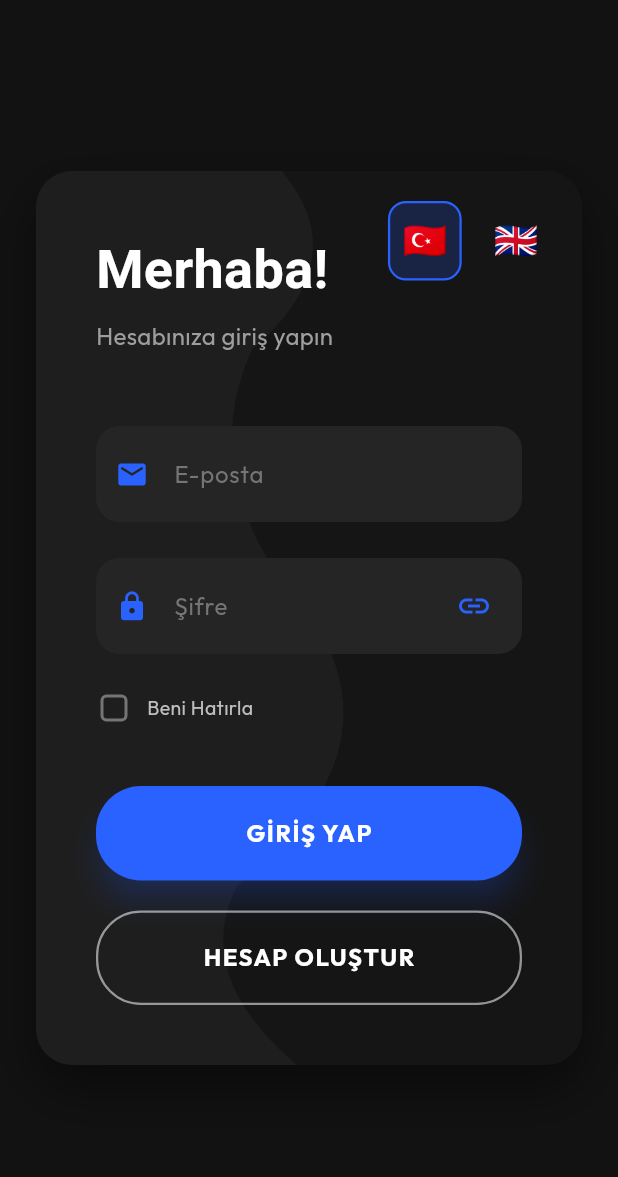
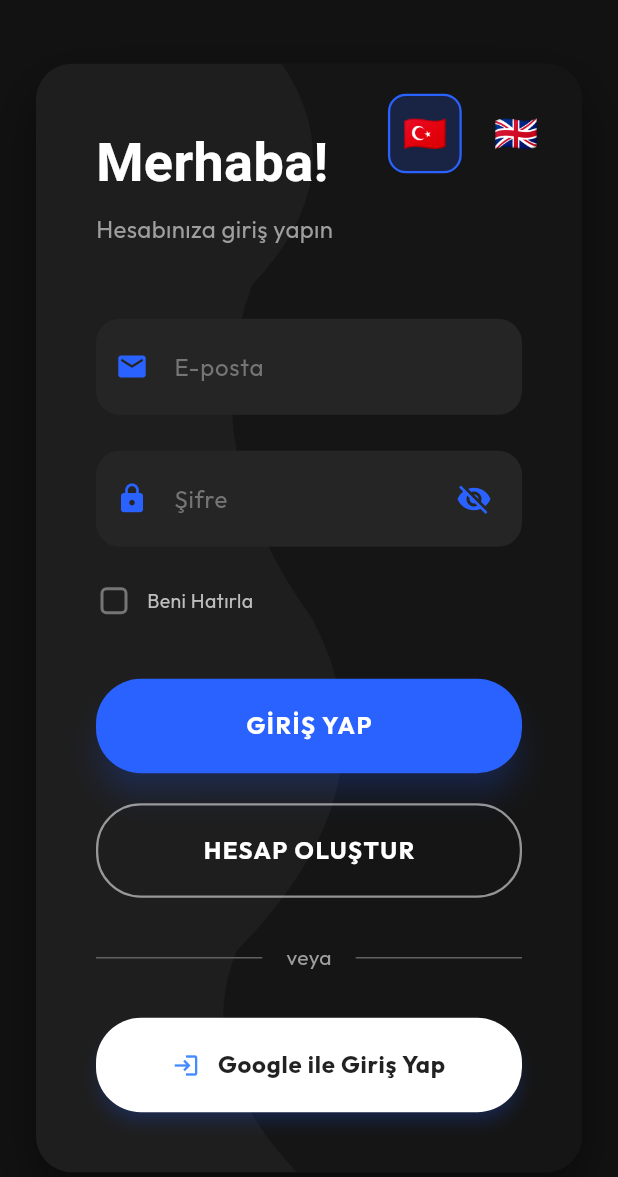
Before and after one commit to FarukPie/FitableV2, a Flutter app: the screen it shows after launch, on a phone screen of 412 x 824 dp. Shown: the top 1177 px of the screen. Run offline on Flutter 3.47's test engine with Material 3 defaults, Android fonts, the phone set to English and light mode, and no system bars; our stand-ins replace google_fonts, lottie; accounts and stored records are empty.

Commit message:
arayüz iyilestirme

```diff
--- a/mobile_app/lib/screens/login_screen.dart
+++ b/mobile_app/lib/screens/login_screen.dart
@@ -69,7 +69,7 @@ class _LoginScreenState extends State<LoginScreen> {
         child: SingleChildScrollView(
           padding: const EdgeInsets.symmetric(horizontal: 24.0, vertical: 24.0),
           child: Container(
-            constraints: const BoxConstraints(maxWidth: 1100, maxHeight: 650),
+            constraints: const BoxConstraints(maxWidth: 1100, maxHeight: 850),
             decoration: BoxDecoration(
               color: _cardColor,
               borderRadius: BorderRadius.circular(24),
@@ -172,8 +172,8 @@ class _LoginScreenState extends State<LoginScreen> {
                                         padding: const EdgeInsets.only(right: 8.0),
                                         child: IconButton(
                                           icon: Icon(
-                                            _isPasswordVisible ? Icons.link_off : Icons.link, // Using link icon as per some designs or stick to visibility
-                                            color: _accentColor, // The image shows a blue icon on the right
+                                            _isPasswordVisible ? Icons.visibility : Icons.visibility_off,
+                                            color: _accentColor,
                                           ),
                                           onPressed: () {
                                             setState(() {
@@ -259,7 +259,7 @@ class _LoginScreenState extends State<LoginScreen> {
                                   ),
                                   const SizedBox(height: 20),
 
-                                  // Create Account Button (Vertical Stack)
+                                  // Create Account Button
                                   OutlinedButton(
                                     onPressed: () {
                                       Navigator.push(
@@ -282,6 +282,67 @@ class _LoginScreenState extends State<LoginScreen> {
                                         fontWeight: FontWeight.bold,
                                         letterSpacing: 1.0,
                                       ),
+                                    ),
+                                  ),
+                                  const SizedBox(height: 30),
+
+                                  // OR Divider
+                                  Row(
+                                    children: [
+                                      Expanded(child: Divider(color: Colors.grey[700], thickness: 1)),
+                                      Padding(
+                                        padding: const EdgeInsets.symmetric(horizontal: 16),
+                                        child: Text(
+                                          "veya",
+                                          style: TextStyle(
+                                            color: Colors.grey[500],
+                                            fontSize: 14,
+                                          ),
+                                        ),
+                                      ),
+                                      Expanded(child: Divider(color: Colors.grey[700], thickness: 1)),
+                                    ],
+                                  ),
+                                  const SizedBox(height: 30),
+
+                                  // Google Sign In Button
+                                  ElevatedButton(
+                                    onPressed: () {
+                                      print("Google Login Pressed");
+                                      // TODO: Implement Google Sign In Logic
+                                      if (mounted) {
+                                        ScaffoldMessenger.of(context).showSnackBar(
+                                          const SnackBar(content: Text('Google Girişi henüz aktif değil')),
+                                        );
+                                      }
+                                    },
+                                    style: ElevatedButton.styleFrom(
+                                      backgroundColor: Colors.white,
+                                      foregroundColor: Colors.black87,
+                                      padding: const EdgeInsets.symmetric(vertical: 20),
+                                      shape: RoundedRectangleBorder(
+                                        borderRadius: BorderRadius.circular(30),
+                                      ),
+                                      elevation: 4,
+                                    ),
+                                    child: Row(
+                                      mainAxisAlignment: MainAxisAlignment.center,
+                                      children: [
+                                        // Simple icon if no asset available, or just text
+                                        // Assuming no asset, using generic text or Icon
+                                        // If we had an asset: Image.asset('assets/google_logo.png', height: 24),
+                                        // For now using text heavily.
+                                        const Icon(Icons.login, color: Colors.blueAccent),
+                                        const SizedBox(width: 12),
+                                        const Text(
+                                            "Google ile Giriş Yap",
+                                            style: TextStyle(
+                                              fontSize: 16,
+                                              fontWeight: FontWeight.bold,
+                                              letterSpacing: 0.5,
+                                            ),
+                                          ),
+                                      ],
                                     ),
                                   ),
                                 ],
```
